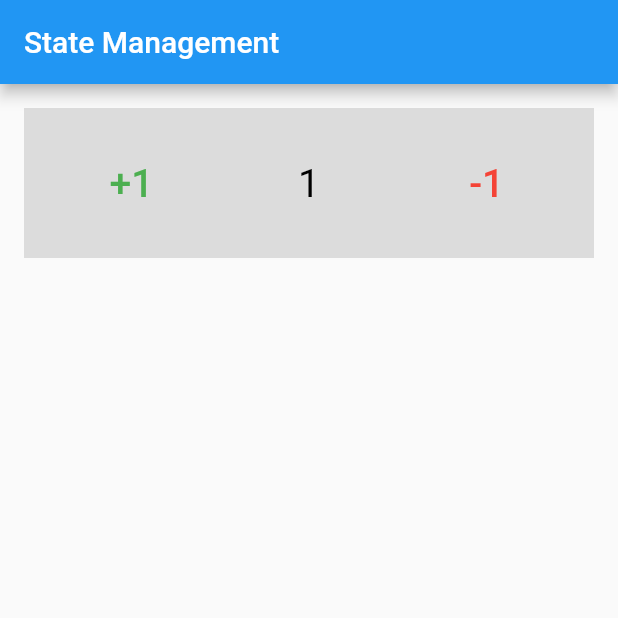
After one commit to LeThinh2511/Flutter, a Flutter app: the screen it shows after launch, after a tap on "+1", on a phone screen of 412 x 824 dp, the top half of it. The commit adds this screen. Run offline on Flutter 3.47's test engine with Material 2 defaults, Android fonts, the phone set to English and light mode, and no system bars; our stand-ins replace bloc, equatable, flutter_bloc.

Commit message:
[State Management] BLoC

```diff
--- a/lib/main.dart
+++ b/lib/main.dart
@@ -1,13 +1,16 @@
 import 'package:flutter/material.dart';
 import 'package:flutter/services.dart';
+import 'package:flutter_bloc/flutter_bloc.dart';
 import 'package:flutter_demo/routes/application.dart';
+import 'package:flutter_demo/routes/state%20management/bloc/counter_bloc.dart';
+import 'package:flutter_demo/routes/state%20management/bloc/counter_bloc_model.dart';
 import 'package:flutter_demo/routes/state%20management/provider/counter_provider.dart';
 import 'package:provider/provider.dart';
 import 'package:flutter_demo/routes/state%20management/provider/counter_provider_model.dart';
 
 void main() {
-  runApp(ChangeNotifierProvider(
-    create: (BuildContext context) => CounterModel(),
-    child: const CounterProvider(),
+  runApp(BlocProvider<CounterBlocModel>(
+    create: (BuildContext context) => CounterBlocModel(),
+    child: const CounterBLoC(),
   ));
 }
--- /dev/null
+++ b/lib/routes/state management/bloc/counter_bloc.dart
@@ -0,0 +1,67 @@
+import 'package:flutter/material.dart';
+import 'package:bloc/bloc.dart';
+import 'package:flutter_bloc/flutter_bloc.dart';
+import 'package:flutter_demo/routes/state%20management/bloc/counter_bloc_model.dart';
+
+class CounterBLoC extends StatelessWidget {
+  const CounterBLoC({Key? key}): super(key: key);
+
+  @override
+  Widget build(BuildContext context) {
+    final CounterBlocModel model = BlocProvider.of(context);
+    print('reload');
+
+    return MaterialApp(
+      home: Scaffold(
+        appBar: AppBar(
+          title: const Text('State Management'),
+        ),
+        body: Padding(
+          padding: const EdgeInsets.all(16.0),
+          child: Container(
+            height: 100,
+            color: Colors.black12,
+            child: Row(
+              mainAxisAlignment: MainAxisAlignment.spaceAround,
+              children: <Widget> [
+                TextButton(
+                    onPressed: () {
+                      model.add(const Increment());
+                    },
+                    child: const Text(
+                      '+1',
+                      style: TextStyle(
+                          color: Colors.green,
+                          fontSize: 26
+                      ),
+                    )
+                ),
+                BlocBuilder<CounterBlocModel, CounterState>(builder: (BuildContext context, CounterState state) {
+                  return Text(
+                    '${state.count}',
+                    style: const TextStyle(
+                        color: Colors.black,
+                        fontSize: 26
+                    ),
+                  );
+                }),
+                TextButton(
+                    onPressed: () {
+                      model.add(const Decrement());
+                    },
+                    child: const Text(
+                      '-1',
+                      style: TextStyle(
+                          color: Colors.red,
+                          fontSize: 26
+                      ),
+                    )
+                ),
+              ],
+            ),
+          ),
+        ),
+      ),
+    );
+  }
+}
--- /dev/null
+++ b/lib/routes/state management/bloc/counter_bloc_model.dart
@@ -0,0 +1,39 @@
+import 'package:bloc/bloc.dart';
+import 'package:flutter_bloc/flutter_bloc.dart';
+import 'package:equatable/equatable.dart';
+
+abstract class CounterEvent extends Equatable {
+  const CounterEvent();
+  @override
+  List<Object> get props => [];
+}
+class Increment extends CounterEvent {
+  const Increment();
+}
+class Decrement extends CounterEvent {
+  const Decrement();
+}
+
+class CounterState extends Equatable {
+  const CounterState(this.count);
+
+  final int count;
+
+  @override
+  List<Object> get props => [count];
+}
+
+class CounterBlocModel extends Bloc<CounterEvent, CounterState> {
+  CounterBlocModel() : super(const CounterState(0));
+
+  @override
+  Stream<CounterState> mapEventToState(CounterEvent event) async* {
+    if (event is Increment) {
+      final int newCount = state.count + 1;
+      yield CounterState(newCount);
+    } else if (event is Decrement) {
+      final int newCount = state.count - 1;
+      yield CounterState(newCount);
+    }
+  }
+}
--- a/pubspec.yaml
+++ b/pubspec.yaml
@@ -13,7 +13,8 @@ dependencies:
   flutter:
     sdk: flutter
 
-  provider: ^5.0.0
+  equatable: ^2.0.0
+  flutter_bloc: ^7.0.0
   cupertino_icons: ^1.0.2
 
 dev_dependencies:
```
Also changed, not shown: pubspec.lock.
